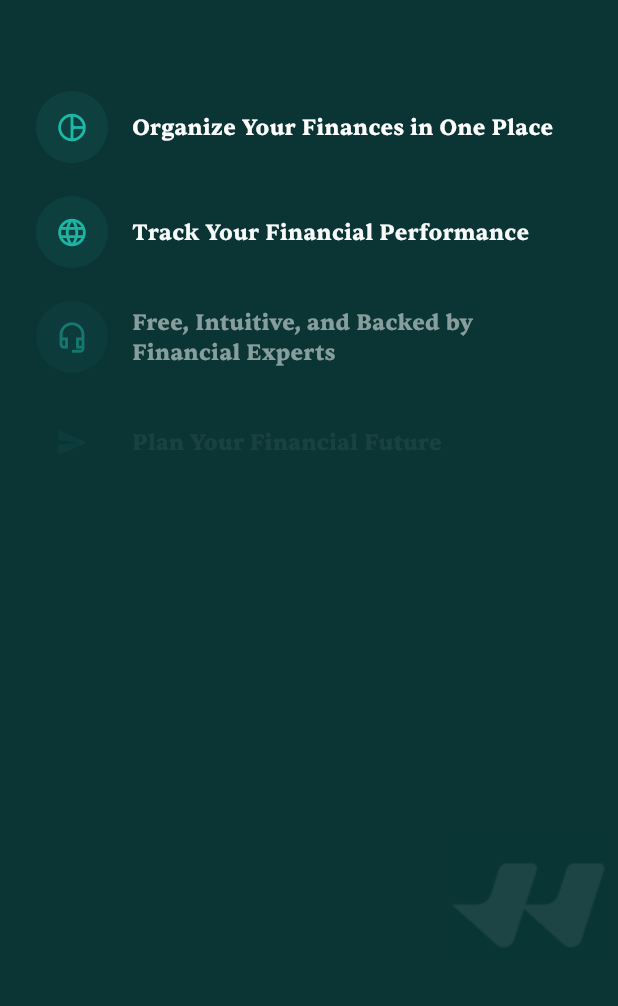
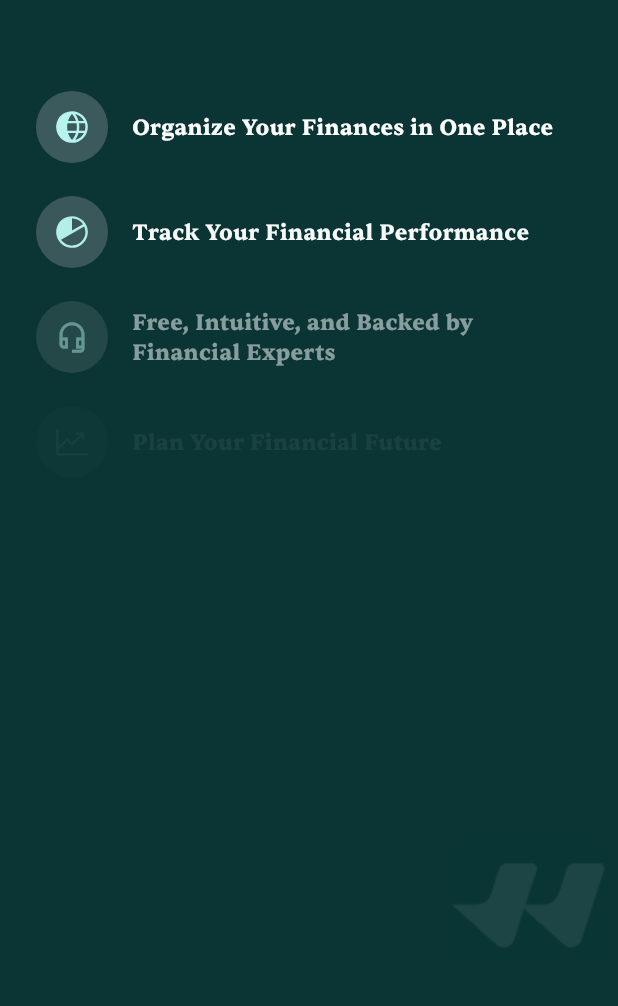
Before and after one commit to nishantpuri10/flutter_hoxton_project, a Flutter app: the screen it shows after launch, on a phone screen of 412 x 824 dp, the part 230-1236 px from its top. Run offline on Flutter 3.47's test engine with Material 3 defaults, Android fonts, the phone set to English and light mode, and no system bars; our stand-ins replace fl_chart, flutter_secure_storage, flutter_svg.

Commit message:
svg change

```diff
--- a/lib/screens/splash_screen.dart
+++ b/lib/screens/splash_screen.dart
@@ -1,4 +1,5 @@
 import 'package:flutter/material.dart';
+import 'package:flutter_svg/flutter_svg.dart';
 import '../theme/app_colors.dart';
 import 'email_screen.dart';
 
@@ -300,23 +301,41 @@ class _SplashScreenState extends State<SplashScreen>
   }
 
   // ── Feature list ──────────────────────────────────────────────────────
+  // null = keep Material icon (Free, Intuitive row)
   static const _features = [
-    (Icons.pie_chart_outline_rounded, 'Organize Your Finances in One Place'),
-    (Icons.language_rounded, 'Track Your Financial Performance'),
-    (Icons.headset_mic_outlined, 'Free, Intuitive, and Backed by\nFinancial Experts'),
-    (Icons.send_rounded, 'Plan Your Financial Future'),
-    (Icons.verified_user_outlined, 'Security You Can Trust'),
+    (
+      'assets/images/organizeyourfinance.svg',
+      'Organize Your Finances in One Place',
+    ),
+    (
+      'assets/images/financialperformance.svg',
+      'Track Your Financial Performance',
+    ),
+    (
+      null, // keep headset icon
+      'Free, Intuitive, and Backed by\nFinancial Experts',
+    ),
+    (
+      'assets/images/financialFuture.svg',
+      'Plan Your Financial Future',
+    ),
+    (
+      'assets/images/security.svg',
+      'Security You Can Trust',
+    ),
   ];
 
   Widget _buildFeatures() {
     return Column(
       crossAxisAlignment: CrossAxisAlignment.start,
       children: List.generate(_features.length, (i) {
-        // Stagger: each item starts 0.16 apart
         final start = i * 0.16;
         final end = (start + 0.35).clamp(0.0, 1.0);
         final itemOpacity =
             ((_featuresCtrl.value - start) / (end - start)).clamp(0.0, 1.0);
+
+        final svgPath = _features[i].$1;
+        final label = _features[i].$2;
 
         return Opacity(
           opacity: itemOpacity,
@@ -328,20 +347,30 @@ class _SplashScreenState extends State<SplashScreen>
                 Container(
                   width: 48,
                   height: 48,
-                  decoration: BoxDecoration(
+                  padding: const EdgeInsets.all(11),
+                  decoration: const BoxDecoration(
                     shape: BoxShape.circle,
-                    color: const Color(0xFF0F4040),
+                    color: Color(0xFF3C595B),
                   ),
-                  child: Icon(
-                    _features[i].$1,
-                    color: AppColors.accent,
-                    size: 22,
-                  ),
+                  child: svgPath != null
+                      ? SvgPicture.asset(
+                          svgPath,
+                          colorFilter: const ColorFilter.mode(
+                            Color(0xFFB8F4EF),
+                            BlendMode.srcIn,
+                          ),
+                          fit: BoxFit.contain,
+                        )
+                      : const Icon(
+                          Icons.headset_mic_outlined,
+                          color: Color(0xFFB8F4EF),
+                          size: 22,
+                        ),
                 ),
                 const SizedBox(width: 16),
                 Expanded(
                   child: Text(
-                    _features[i].$2,
+                    label,
                     style: const TextStyle(
                       color: AppColors.white,
                       fontSize: 15,
```
Also changed, not shown: lib/screens/loading_screen.dart (+80 -4 lines), assets/images/financialFuture.svg (added), assets/images/financialperformance.svg (added), assets/images/forcast.svg (added), assets/images/organizeyourfinance.svg (added), assets/images/security.svg (added).
